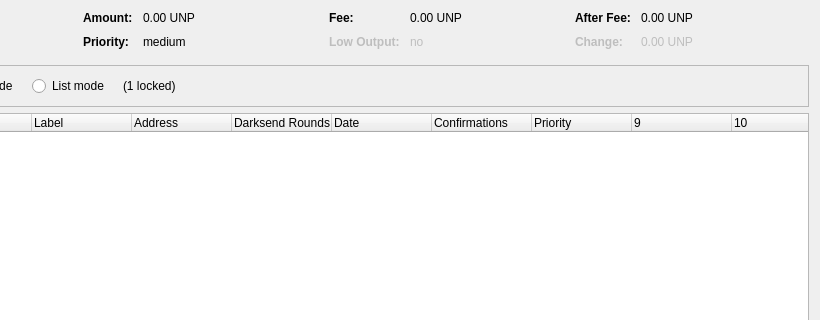
Qt form src/qt/forms/coincontroldialog.ui (world-bank/unpay-core) before a commit; both pictures show x 180 to 1000 and y 0 to 320 of the 1000 by 500 pixel window.
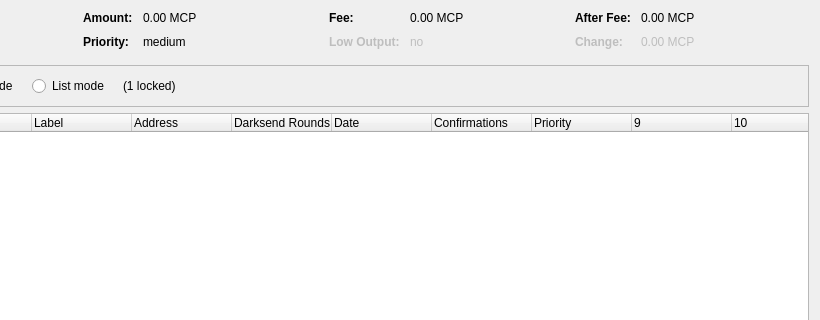
The same form after that commit. Custom widgets are drawn as their Qt base class.

```diff
--- a/src/qt/forms/coincontroldialog.ui
+++ b/src/qt/forms/coincontroldialog.ui
@@ -132,7 +132,7 @@
           <enum>Qt::ActionsContextMenu</enum>
          </property>
          <property name="text">
-          <string notr="true">0.00 UNP</string>
+          <string notr="true">0.00 MCP</string>
          </property>
          <property name="textInteractionFlags">
           <set>Qt::LinksAccessibleByMouse|Qt::TextSelectableByKeyboard|Qt::TextSelectableByMouse</set>
@@ -206,7 +206,7 @@
           <enum>Qt::ActionsContextMenu</enum>
          </property>
          <property name="text">
-          <string notr="true">0.00 UNP</string>
+          <string notr="true">0.00 MCP</string>
          </property>
          <property name="textInteractionFlags">
           <set>Qt::LinksAccessibleByMouse|Qt::TextSelectableByKeyboard|Qt::TextSelectableByMouse</set>
@@ -286,7 +286,7 @@
           <enum>Qt::ActionsContextMenu</enum>
          </property>
          <property name="text">
-          <string notr="true">0.00 UNP</string>
+          <string notr="true">0.00 MCP</string>
          </property>
          <property name="textInteractionFlags">
           <set>Qt::LinksAccessibleByMouse|Qt::TextSelectableByKeyboard|Qt::TextSelectableByMouse</set>
@@ -321,7 +321,7 @@
           <enum>Qt::ActionsContextMenu</enum>
          </property>
          <property name="text">
-          <string notr="true">0.00 UNP</string>
+          <string notr="true">0.00 MCP</string>
          </property>
          <property name="textInteractionFlags">
           <set>Qt::LinksAccessibleByMouse|Qt::TextSelectableByKeyboard|Qt::TextSelectableByMouse</set>
```
